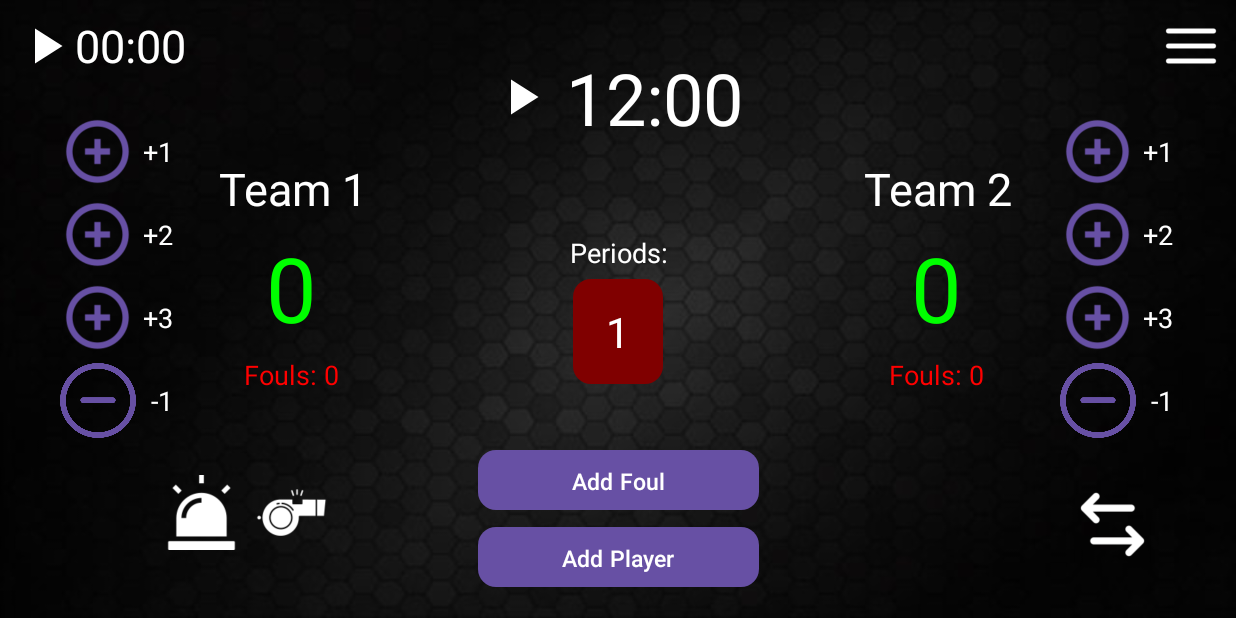
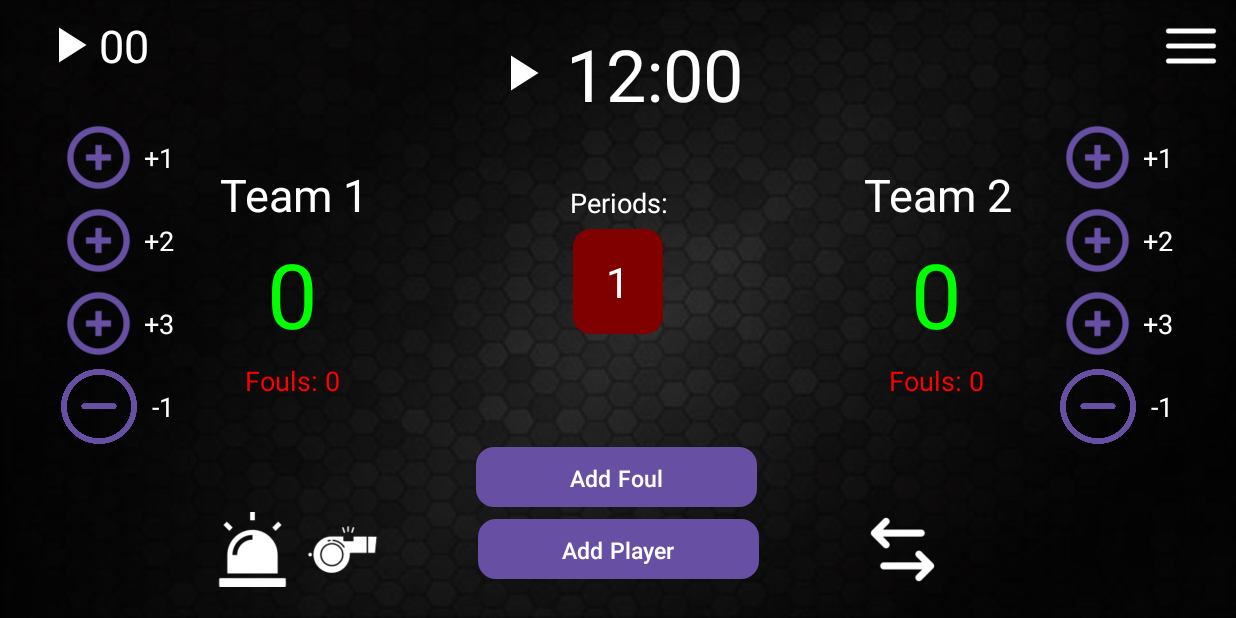
Before and after one commit to 05-14th/ScoreSync, an Android app: the Basketball_Scoreboard screen opened directly, with no data from a screen before it, on a phone screen of 824 x 412 dp (held sideways). Run offline under Robolectric (Android 15) with nearby library versions, the phone set to English and light mode, and no system bars; our stand-ins replace Firebase (no records; nobody signed in at launch, a user with empty details on screens opened directly).

Commit message:
Implemented shotclock and updated layouts

```diff
--- a/app/src/main/java/com/scoresync/scoresync2/AddFoulDialog.java
+++ b/app/src/main/java/com/scoresync/scoresync2/AddFoulDialog.java
@@ -32,8 +32,8 @@ public class AddFoulDialog extends Dialog {
     private String selectedSigmaPlayer = "";
     private List<String> skibidiPlayers = new ArrayList<>();
     private List<String> sigmaPlayers = new ArrayList<>();
-    private String team1Name = "Skibidi"; // Make these match your teams
-    private String team2Name = "Sigma";
+    private String team1Name = "Meliodas"; // Make these match your teams
+    private String team2Name = "Zeldris";
 
     public AddFoulDialog(@NonNull Context context) {
         super(context);
@@ -60,6 +60,7 @@ public class AddFoulDialog extends Dialog {
         Button btnAddSigmaFoul = findViewById(R.id.btnAddSigmaFoul);
         Button btnSave = findViewById(R.id.btnSaveFouls);
         Button btnClose = findViewById(R.id.btnCloseFouls);
+
 
 
         // Load players from Firestore
--- a/app/src/main/res/layout/activity_basketball_scoreboard.xml
+++ b/app/src/main/res/layout/activity_basketball_scoreboard.xml
@@ -29,22 +29,26 @@
         android:id="@+id/shot_clock"
         android:layout_width="wrap_content"
         android:layout_height="wrap_content"
-        android:text="00:00"
+        android:text="00"
         android:textColor="#FFFFFF"
         android:textSize="30sp"
+        app:layout_constraintBottom_toBottomOf="@+id/timer_container"
         app:layout_constraintEnd_toStartOf="@+id/timer_container"
         app:layout_constraintHorizontal_bias="0.0"
         app:layout_constraintStart_toEndOf="@+id/play_shot_clock_button"
-        app:layout_constraintTop_toTopOf="parent" />
+        app:layout_constraintTop_toTopOf="parent"
+        app:layout_constraintVertical_bias="0.0" />
 
     <ImageButton
         android:id="@+id/play_shot_clock_button"
         android:layout_width="40dp"
         android:layout_height="40dp"
+        android:layout_marginStart="16dp"
         android:background="@drawable/play"
         app:layout_constraintBottom_toBottomOf="@+id/shot_clock"
         app:layout_constraintStart_toStartOf="parent"
-        app:layout_constraintTop_toTopOf="parent" />
+        app:layout_constraintTop_toTopOf="@+id/shot_clock"
+        app:layout_constraintVertical_bias="0.0" />
 
     <ImageButton
         android:id="@+id/menu_button"
@@ -62,10 +66,10 @@
         android:layout_width="wrap_content"
         android:layout_height="wrap_content"
         android:orientation="vertical"
-        app:layout_constraintBottom_toTopOf="@+id/whistle_buzzer_left"
+        app:layout_constraintBottom_toBottomOf="@+id/team1_layout"
         app:layout_constraintEnd_toStartOf="@+id/team1_layout"
         app:layout_constraintStart_toStartOf="parent"
-        app:layout_constraintTop_toBottomOf="@+id/shot_clock">
+        app:layout_constraintTop_toTopOf="@+id/team1_layout">
 
         <!-- +1 Button -->
 
@@ -166,10 +170,10 @@
         android:layout_width="wrap_content"
         android:layout_height="wrap_content"
         android:orientation="vertical"
-        app:layout_constraintBottom_toBottomOf="@+id/team1_layout"
+        app:layout_constraintBottom_toBottomOf="@+id/team2_layout"
         app:layout_constraintEnd_toEndOf="parent"
         app:layout_constraintStart_toEndOf="@+id/team2_layout"
-        app:layout_constraintTop_toTopOf="@+id/team1_layout">
+        app:layout_constraintTop_toTopOf="@+id/team2_layout">
 
         <!-- +1 Button for Team 2 -->
 
@@ -273,8 +277,9 @@
         android:orientation="horizontal"
         app:layout_constraintBottom_toBottomOf="@+id/add_player_button"
         app:layout_constraintEnd_toStartOf="@+id/add_player_button"
+        app:layout_constraintHorizontal_bias="0.671"
         app:layout_constraintStart_toStartOf="parent"
-        app:layout_constraintTop_toBottomOf="@+id/plus_team2">
+        app:layout_constraintTop_toTopOf="@+id/add_player_button">
 
         <ImageButton
             android:id="@+id/buzzer_button"
@@ -352,7 +357,8 @@
         app:layout_constraintBottom_toBottomOf="parent"
         app:layout_constraintEnd_toEndOf="parent"
         app:layout_constraintStart_toStartOf="parent"
-        app:layout_constraintTop_toTopOf="parent">
+        app:layout_constraintTop_toTopOf="parent"
+        app:layout_constraintVertical_bias="0.386">
 
         <TextView
             android:id="@+id/period_label"
@@ -379,11 +385,15 @@
         android:id="@+id/team1_layout"
         android:layout_width="wrap_content"
         android:layout_height="wrap_content"
+        android:layout_marginTop="32dp"
         android:gravity="center"
         android:orientation="vertical"
+        app:layout_constraintBottom_toBottomOf="@+id/period_container"
         app:layout_constraintEnd_toStartOf="@+id/period_container"
+        app:layout_constraintHorizontal_bias="0.502"
         app:layout_constraintStart_toStartOf="parent"
-        app:layout_constraintTop_toBottomOf="@+id/timer_container">
+        app:layout_constraintTop_toBottomOf="@+id/timer_container"
+        app:layout_constraintVertical_bias="0.211">
 
         <TextView
             android:id="@+id/team1_name"
@@ -424,7 +434,8 @@
         app:layout_constraintBottom_toBottomOf="@+id/team1_layout"
         app:layout_constraintEnd_toEndOf="parent"
         app:layout_constraintHorizontal_bias="0.482"
-        app:layout_constraintStart_toEndOf="@+id/period_container">
+        app:layout_constraintStart_toEndOf="@+id/period_container"
+        app:layout_constraintTop_toTopOf="@+id/team1_layout">
 
         <TextView
             android:id="@+id/team2_name"
@@ -460,19 +471,21 @@
         android:id="@+id/addFoulButton"
         android:layout_width="187dp"
         android:layout_height="40dp"
-        android:layout_marginTop="44dp"
+        android:layout_marginBottom="8dp"
         android:background="@drawable/shape"
         android:text="Add Foul"
         android:textColor="#FFFFFF"
         android:textSize="15sp"
+        app:layout_constraintBottom_toTopOf="@+id/add_player_button"
         app:layout_constraintEnd_toEndOf="parent"
-        app:layout_constraintStart_toStartOf="parent"
-        app:layout_constraintTop_toBottomOf="@+id/period_container" />
+        app:layout_constraintHorizontal_bias="0.498"
+        app:layout_constraintStart_toStartOf="parent" />
 
     <Button
         android:id="@+id/add_player_button"
         android:layout_width="187dp"
         android:layout_height="40dp"
+        android:layout_marginBottom="16dp"
         android:background="@drawable/shape"
         android:text="Add Player"
         android:textColor="#FFFFFF"
@@ -480,7 +493,8 @@
         app:layout_constraintBottom_toBottomOf="parent"
         app:layout_constraintEnd_toEndOf="parent"
         app:layout_constraintStart_toStartOf="parent"
-        app:layout_constraintTop_toBottomOf="@+id/addFoulButton" />
+        app:layout_constraintTop_toBottomOf="@+id/period_container"
+        app:layout_constraintVertical_bias="1.0" />
 
     <ImageButton
         android:id="@+id/shuffle_button"
@@ -489,9 +503,8 @@
         android:background="@drawable/swap"
         app:layout_constraintBottom_toBottomOf="@+id/add_player_button"
         app:layout_constraintEnd_toEndOf="parent"
-        app:layout_constraintHorizontal_bias="0.816"
+        app:layout_constraintHorizontal_bias="0.273"
         app:layout_constraintStart_toEndOf="@+id/add_player_button"
-        app:layout_constraintTop_toBottomOf="@+id/plus"
-        app:layout_constraintVertical_bias="0.666" />
+        app:layout_constraintTop_toTopOf="@+id/add_player_button" />
 
 </androidx.constraintlayout.widget.ConstraintLayout>
```
Also changed, not shown: app/src/main/java/com/scoresync/scoresync2/Basketball_Scoreboard.java (+65 -0 lines).
